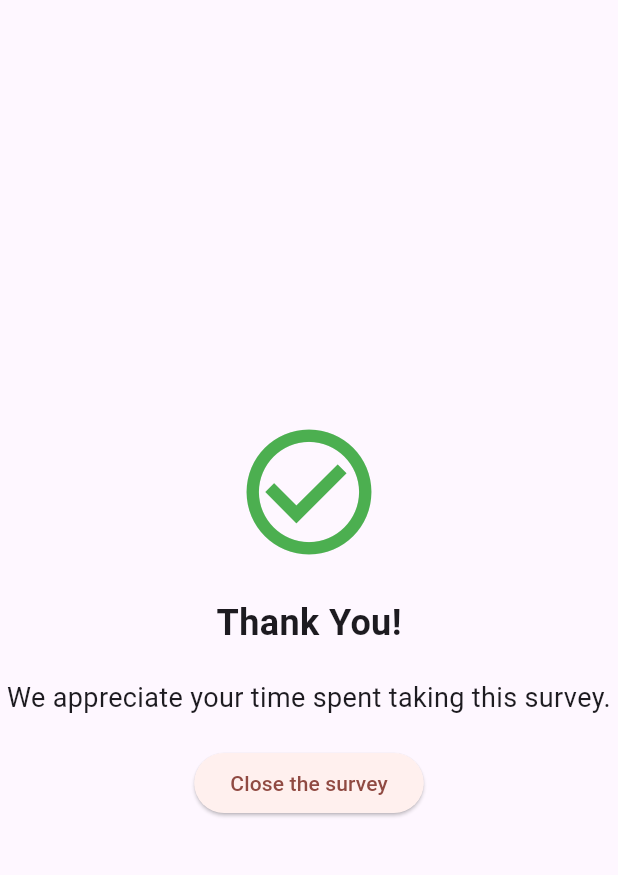
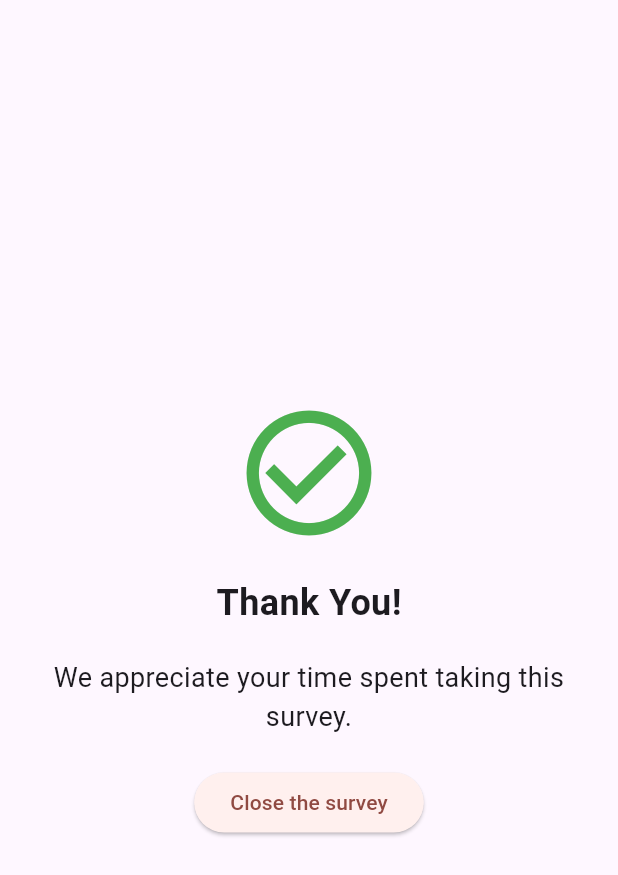
Before and after one commit to VadymPinchuk/simple_survey, a Flutter app: the ThankYouScreen screen opened directly, on a phone screen of 412 x 824 dp. Shown: the top 875 px of the screen. Run offline on Flutter 3.47's test engine with Material 3 defaults, Android fonts, the phone set to English and light mode, and no system bars; our stand-ins replace cloud_firestore, device_info_plus, firebase_core, firebase_crashlytics, go_router, logger; missing offline and left inert: dart:html; accounts and stored records are empty; generated files the repository leaves out were written again.

Commit message:
Small fixes

```diff
--- a/lib/list/thank_you_screen.dart
+++ b/lib/list/thank_you_screen.dart
@@ -11,6 +11,8 @@ class ThankYouScreen extends StatelessWidget {
   Widget build(BuildContext context) {
     return Scaffold(
       body: Center(
+        child: Padding(
+          padding: const EdgeInsets.all(16.0),
           child: Column(
             mainAxisAlignment: MainAxisAlignment.center,
             children: <Widget>[
@@ -45,6 +47,7 @@ class ThankYouScreen extends StatelessWidget {
             ],
           ),
         ),
+      ),
     );
   }
 }
--- a/lib/stats/stats_screen.dart
+++ b/lib/stats/stats_screen.dart
@@ -69,7 +69,6 @@ class _StatsScreenState extends State<StatsScreen> {
   }
 
   Widget _singleBar(Student student) {
-    print(student.toString());
     final theme = Theme.of(context);
     final scheme = theme.colorScheme;
     return Expanded(
```
Also changed, not shown: 2 other files. Lines whose indentation alone changed are shown as unchanged.
